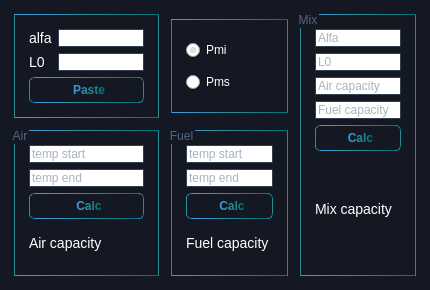
Old version of the form 2modules/duringcalc.ui in the repository Ismaxis/212QtMay.
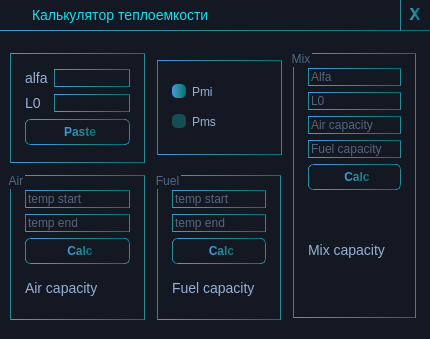
New version of the form.

Commit message: During calc css

```diff
--- a/2modules/duringcalc.ui
+++ b/2modules/duringcalc.ui
@@ -7,19 +7,19 @@
     <x>0</x>
     <y>0</y>
     <width>430</width>
-    <height>290</height>
+    <height>339</height>
    </rect>
   </property>
   <property name="minimumSize">
    <size>
     <width>430</width>
-    <height>290</height>
+    <height>315</height>
    </size>
   </property>
   <property name="maximumSize">
    <size>
     <width>430</width>
-    <height>290</height>
+    <height>20000</height>
    </size>
   </property>
   <property name="windowTitle">
@@ -30,17 +30,32 @@
 	background:#131823;
 }
 
+
 QLabel{
-	color: #FFF;
+	color: #98b0d4;
 	font-size: 14px;
 }
 QLineEdit{
-	color: #536784;
-	border: 1px solid #324054;
+	color: #98b0d4;
+	background: #131823;
+	border: 1px solid qlineargradient(spread:pad, x1:0, y1:1, x2:1, y2:1, stop:0 rgba(65, 154, 232, 255), stop:0.5 rgba(41, 139, 147, 255), stop:1 rgba(0, 113, 122, 255));
 	font-size: 12px;
 }
+
+
 QRadioButton{
-	color: #FFF;
+	color: #98b0d4;
+}
+QRadioButton::indicator{
+    width: 14px;
+    height: 14px;
+    border-radius: 5px;
+}
+QRadioButton::indicator:checked {
+    background-color:  qlineargradient(spread:pad, x1:0, y1:1, x2:1, y2:1, stop:0 rgba(65, 154, 232, 255), stop:0.5 rgba(41, 139, 147, 255), stop:1 rgba(0, 113, 122, 255));
+}
+QRadioButton::indicator:unchecked {
+    background-color: #144e52;
 }
 
 
@@ -64,126 +79,151 @@
     background:qlineargradient(spread:pad, x1:0, y1:1, x2:1, y2:1, stop:0 rgba(65, 154, 232, 255), stop:0.5 rgba(41, 139, 147, 255), stop:1 rgba(0, 113, 122, 255)); 
 	color: #FFF;
 }
-
 QPushButton:pressed {
     background:#0E1012;
 }   </string>
   </property>
-  <layout class="QGridLayout" name="gridLayout">
-   <item row="0" column="4" rowspan="2">
-    <widget class="QGroupBox" name="groupBox_mix">
-     <property name="title">
-      <string>Mix</string>
-     </property>
-     <layout class="QVBoxLayout" name="verticalLayout_5">
-      <item>
-       <widget class="QLineEdit" name="le_a">
-        <property name="enabled">
-         <bool>false</bool>
-        </property>
-        <property name="text">
-         <string/>
-        </property>
-        <property name="readOnly">
-         <bool>false</bool>
-        </property>
-        <property name="placeholderText">
-         <string>Alfa</string>
-        </property>
-       </widget>
-      </item>
-      <item>
-       <widget class="QLineEdit" name="le_L0">
-        <property name="enabled">
-         <bool>false</bool>
-        </property>
-        <property name="placeholderText">
-         <string>L0</string>
-        </property>
-       </widget>
-      </item>
-      <item>
-       <widget class="QLineEdit" name="le_capAir">
-        <property name="enabled">
-         <bool>false</bool>
+  <widget class="QWidget" name="titlewidget" native="true">
+   <property name="geometry">
+    <rect>
+     <x>0</x>
+     <y>0</y>
+     <width>431</width>
+     <height>31</height>
+    </rect>
+   </property>
+   <property name="sizePolicy">
+    <sizepolicy hsizetype="Preferred" vsizetype="Preferred">
+     <horstretch>0</horstretch>
+     <verstretch>0</verstretch>
+    </sizepolicy>
+   </property>
+   <property name="minimumSize">
+    <size>
+     <width>0</width>
+     <height>25</height>
+    </size>
+   </property>
+   <property name="baseSize">
+    <size>
+     <width>0</width>
+     <height>25</height>
+    </size>
+   </property>
+   <property name="styleSheet">
+    <string notr="true">QWidget{
+	border-bottom:1px solid qlineargradient(spread:pad, x1:0, y1:1, x2:1, y2:1, stop:0 rgba(65, 154, 232, 255), stop:0.5 rgba(41, 139, 147, 255), stop:1 rgba(0, 113, 122, 255));
+}
+
+QPushButton{
+	border-radius: 0px;
+	background-color: rgba(255, 255, 128, 0);
+}
+QPushButton:hover {
+    background:qlineargradient(spread:pad, x1:0, y1:1, x2:1, y2:1, stop:0 rgba(65, 154, 232, 255), stop:0.5 rgba(41, 139, 147, 255), stop:1 rgba(0, 113, 122, 255)); 
+	color: #FFF;
+}
+
+QPushButton:pressed {
+    background:#0E1012;
+	background-color: rgba(255, 255, 128, 0);
+}   
+QLabel{
+	color:qlineargradient(spread:pad, x1:0, y1:1, x2:1, y2:1, stop:0 rgba(73, 232, 232, 255), stop:1 rgba(21, 222, 238, 255)); 
+}</string>
+   </property>
+   <widget class="QPushButton" name="closePushButton">
+    <property name="geometry">
+     <rect>
+      <x>400</x>
+      <y>0</y>
+      <width>31</width>
+      <height>31</height>
+     </rect>
+    </property>
+    <property name="font">
+     <font>
+      <family>Consolas</family>
+      <pointsize>-1</pointsize>
+      <italic>false</italic>
+      <bold>true</bold>
+     </font>
+    </property>
+    <property name="styleSheet">
+     <string notr="true">border-bottom-width: 0px;
+border-top-width: 0px;
+
+font-weight: 900;
+font-size: 18px;
+padding: 0px 1px 0px 0px;</string>
         </property>
         <property name="text">
-         <string/>
-        </property>
-        <property name="placeholderText">
-         <string>Air capacity</string>
-        </property>
-       </widget>
-      </item>
-      <item>
-       <widget class="QLineEdit" name="le_capFuel">
-        <property name="enabled">
-         <bool>false</bool>
-        </property>
-        <property name="readOnly">
-         <bool>true</bool>
-        </property>
-        <property name="placeholderText">
-         <string>Fuel capacity</string>
-        </property>
-       </widget>
-      </item>
-      <item>
-       <widget class="QPushButton" name="pb_calcMix">
+     <string>X</string>
+    </property>
+   </widget>
+   <widget class="QLabel" name="label_3">
+    <property name="geometry">
+     <rect>
+      <x>32</x>
+      <y>5</y>
+      <width>181</width>
+      <height>20</height>
+     </rect>
+    </property>
+    <property name="font">
+     <font>
+      <pointsize>-1</pointsize>
+      <kerning>false</kerning>
+     </font>
+    </property>
+    <property name="styleSheet">
+     <string notr="true">border-bottom-width: 0px;</string>
+    </property>
         <property name="text">
-         <string>Calc</string>
-        </property>
-       </widget>
-      </item>
-      <item>
-       <widget class="QLabel" name="output_mix">
-        <property name="text">
-         <string>Mix capacity</string>
-        </property>
-       </widget>
-      </item>
-     </layout>
-    </widget>
-   </item>
-   <item row="1" column="0">
-    <widget class="QGroupBox" name="groupBox_air">
-     <property name="title">
-      <string>Air</string>
-     </property>
-     <layout class="QVBoxLayout" name="verticalLayout_2">
-      <item>
-       <widget class="QLineEdit" name="le_tempStartAir">
-        <property name="placeholderText">
-         <string>temp start</string>
-        </property>
-       </widget>
-      </item>
-      <item>
-       <widget class="QLineEdit" name="le_tempEndAir">
-        <property name="placeholderText">
-         <string>temp end</string>
-        </property>
-       </widget>
-      </item>
-      <item>
-       <widget class="QPushButton" name="pb_calcAir">
-        <property name="text">
-         <string>Calc</string>
-        </property>
-       </widget>
-      </item>
-      <item>
-       <widget class="QLabel" name="output_air">
-        <property name="text">
-         <string>Air capacity</string>
-        </property>
-       </widget>
-      </item>
-     </layout>
-    </widget>
-   </item>
-   <item row="0" column="0">
+     <string>Калькулятор теплоемкости</string>
+    </property>
+   </widget>
+   <widget class="QLabel" name="icon">
+    <property name="geometry">
+     <rect>
+      <x>2</x>
+      <y>2</y>
+      <width>25</width>
+      <height>25</height>
+     </rect>
+    </property>
+    <property name="styleSheet">
+     <string notr="true">border-bottom-width: 0px;</string>
+    </property>
+    <property name="text">
+     <string/>
+    </property>
+   </widget>
+  </widget>
+  <widget class="QWidget" name="widget" native="true">
+   <property name="geometry">
+    <rect>
+     <x>0</x>
+     <y>40</y>
+     <width>430</width>
+     <height>290</height>
+    </rect>
+   </property>
+   <property name="minimumSize">
+    <size>
+     <width>430</width>
+     <height>0</height>
+    </size>
+   </property>
     <widget class="QGroupBox" name="groupBox">
+    <property name="geometry">
+     <rect>
+      <x>7</x>
+      <y>10</y>
+      <width>141</width>
+      <height>116</height>
+     </rect>
+    </property>
      <property name="title">
       <string/>
      </property>
@@ -252,9 +292,182 @@
       </item>
      </layout>
     </widget>
-   </item>
-   <item row="0" column="1">
+   <widget class="QGroupBox" name="groupBox_fuel">
+    <property name="geometry">
+     <rect>
+      <x>154</x>
+      <y>132</y>
+      <width>130</width>
+      <height>151</height>
+     </rect>
+    </property>
+    <property name="title">
+     <string>Fuel</string>
+    </property>
+    <layout class="QVBoxLayout" name="verticalLayout_3">
+     <item>
+      <widget class="QLineEdit" name="le_tempStartFuel">
+       <property name="placeholderText">
+        <string>temp start</string>
+       </property>
+      </widget>
+     </item>
+     <item>
+      <widget class="QLineEdit" name="le_tempEndFuel">
+       <property name="placeholderText">
+        <string>temp end</string>
+       </property>
+      </widget>
+     </item>
+     <item>
+      <widget class="QPushButton" name="pb_calcFuel">
+       <property name="text">
+        <string>Calc</string>
+       </property>
+      </widget>
+     </item>
+     <item>
+      <widget class="QLabel" name="output_fuel">
+       <property name="text">
+        <string>Fuel capacity</string>
+       </property>
+      </widget>
+     </item>
+    </layout>
+   </widget>
+   <widget class="QGroupBox" name="groupBox_air">
+    <property name="geometry">
+     <rect>
+      <x>7</x>
+      <y>132</y>
+      <width>141</width>
+      <height>151</height>
+     </rect>
+    </property>
+    <property name="title">
+     <string>Air</string>
+    </property>
+    <layout class="QVBoxLayout" name="verticalLayout_2">
+     <item>
+      <widget class="QLineEdit" name="le_tempStartAir">
+       <property name="placeholderText">
+        <string>temp start</string>
+       </property>
+      </widget>
+     </item>
+     <item>
+      <widget class="QLineEdit" name="le_tempEndAir">
+       <property name="placeholderText">
+        <string>temp end</string>
+       </property>
+      </widget>
+     </item>
+     <item>
+      <widget class="QPushButton" name="pb_calcAir">
+       <property name="text">
+        <string>Calc</string>
+       </property>
+      </widget>
+     </item>
+     <item>
+      <widget class="QLabel" name="output_air">
+       <property name="text">
+        <string>Air capacity</string>
+       </property>
+      </widget>
+     </item>
+    </layout>
+   </widget>
+   <widget class="QGroupBox" name="groupBox_mix">
+    <property name="geometry">
+     <rect>
+      <x>290</x>
+      <y>10</y>
+      <width>129</width>
+      <height>271</height>
+     </rect>
+    </property>
+    <property name="title">
+     <string>Mix</string>
+    </property>
+    <layout class="QVBoxLayout" name="verticalLayout_5">
+     <item>
+      <widget class="QLineEdit" name="le_a">
+       <property name="enabled">
+        <bool>false</bool>
+       </property>
+       <property name="text">
+        <string/>
+       </property>
+       <property name="readOnly">
+        <bool>false</bool>
+       </property>
+       <property name="placeholderText">
+        <string>Alfa</string>
+       </property>
+      </widget>
+     </item>
+     <item>
+      <widget class="QLineEdit" name="le_L0">
+       <property name="enabled">
+        <bool>false</bool>
+       </property>
+       <property name="placeholderText">
+        <string>L0</string>
+       </property>
+      </widget>
+     </item>
+     <item>
+      <widget class="QLineEdit" name="le_capAir">
+       <property name="enabled">
+        <bool>false</bool>
+       </property>
+       <property name="text">
+        <string/>
+       </property>
+       <property name="placeholderText">
+        <string>Air capacity</string>
+       </property>
+      </widget>
+     </item>
+     <item>
+      <widget class="QLineEdit" name="le_capFuel">
+       <property name="enabled">
+        <bool>false</bool>
+       </property>
+       <property name="readOnly">
+        <bool>true</bool>
+       </property>
+       <property name="placeholderText">
+        <string>Fuel capacity</string>
+       </property>
+      </widget>
+     </item>
+     <item>
+      <widget class="QPushButton" name="pb_calcMix">
+       <property name="text">
+        <string>Calc</string>
+       </property>
+      </widget>
+     </item>
+     <item>
+      <widget class="QLabel" name="output_mix">
+       <property name="text">
+        <string>Mix capacity</string>
+       </property>
+      </widget>
+     </item>
+    </layout>
+   </widget>
     <widget class="QGroupBox" name="groupBox_mode">
+    <property name="geometry">
+     <rect>
+      <x>154</x>
+      <y>17</y>
+      <width>131</width>
+      <height>101</height>
+     </rect>
+    </property>
      <property name="sizePolicy">
       <sizepolicy hsizetype="Preferred" vsizetype="Fixed">
        <horstretch>0</horstretch>
@@ -267,6 +480,9 @@
        <height>100</height>
       </size>
      </property>
+    <property name="styleSheet">
+     <string notr="true"/>
+    </property>
      <property name="title">
       <string/>
      </property>
@@ -290,45 +506,7 @@
       </item>
      </layout>
     </widget>
-   </item>
-   <item row="1" column="1">
-    <widget class="QGroupBox" name="groupBox_fuel">
-     <property name="title">
-      <string>Fuel</string>
-     </property>
-     <layout class="QVBoxLayout" name="verticalLayout_3">
-      <item>
-       <widget class="QLineEdit" name="le_tempStartFuel">
-        <property name="placeholderText">
-         <string>temp start</string>
-        </property>
-       </widget>
-      </item>
-      <item>
-       <widget class="QLineEdit" name="le_tempEndFuel">
-        <property name="placeholderText">
-         <string>temp end</string>
-        </property>
-       </widget>
-      </item>
-      <item>
-       <widget class="QPushButton" name="pb_calcFuel">
-        <property name="text">
-         <string>Calc</string>
-        </property>
-       </widget>
-      </item>
-      <item>
-       <widget class="QLabel" name="output_fuel">
-        <property name="text">
-         <string>Fuel capacity</string>
-        </property>
-       </widget>
-      </item>
-     </layout>
-    </widget>
-   </item>
-  </layout>
+  </widget>
  </widget>
  <resources/>
  <connections/>
```
Left out of the diff: 19 changed lines with no effect on the pictures. Lines whose indentation alone changed are shown as unchanged. The commit also changes 2 other files.
